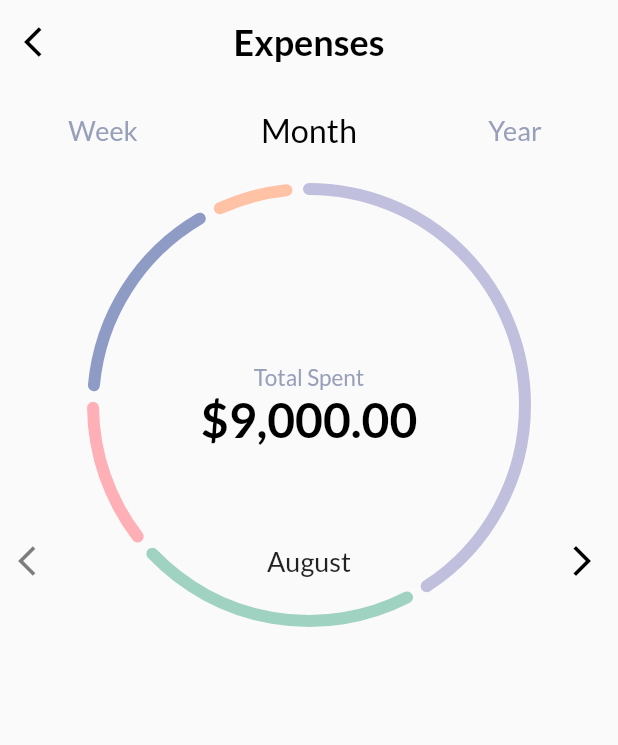
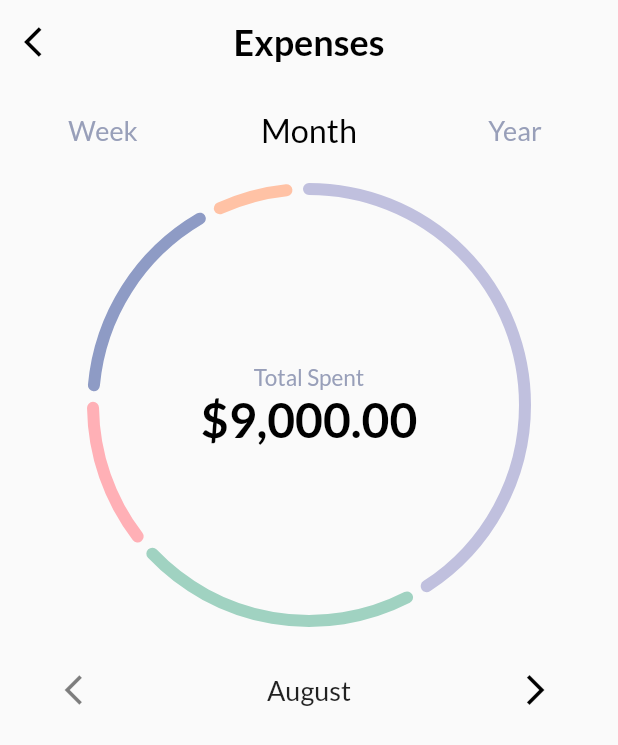
Before and after one commit to vintx64/flutter_replicate_card_transaction, a Flutter app: the screen it shows after launch, on a phone screen of 412 x 824 dp. Shown: the top 745 px of the screen. Run offline on Flutter 3.47's test engine with Material 2 defaults, Android fonts, the phone set to English and light mode, and no system bars.

Commit message:
add padding to scroll months

```diff
--- a/lib/features/home/presentation/views/widgets/expenses_view_body.dart
+++ b/lib/features/home/presentation/views/widgets/expenses_view_body.dart
@@ -13,14 +13,18 @@ class ExpensesViewBody extends StatelessWidget {
       children: [
         CustomTabBar(),
         Padding(
-          padding: EdgeInsets.only(top: 90),
+          padding: EdgeInsets.only(top: 90, bottom: 90),
           child: SizedBox(
             height: 160,
             width: 160,
             child: CustomPieChart(),
           ),
         ),
-        MonthScroll(),
+        SizedBox(
+          height: 40,
+          width: 350,
+          child: MonthScroll(),
+        ),
       ],
     );
   }
```
